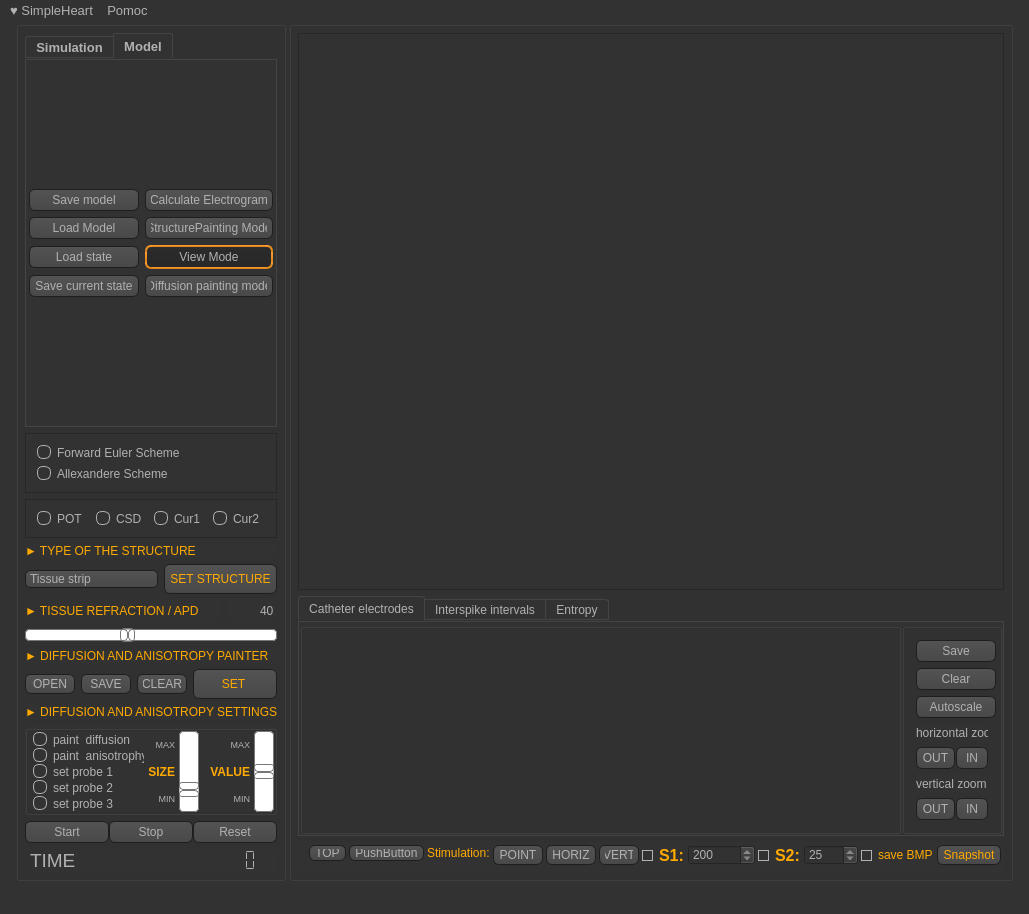
pmpod/SimpleHeart, file simpleheart.ui: the form before one commit.
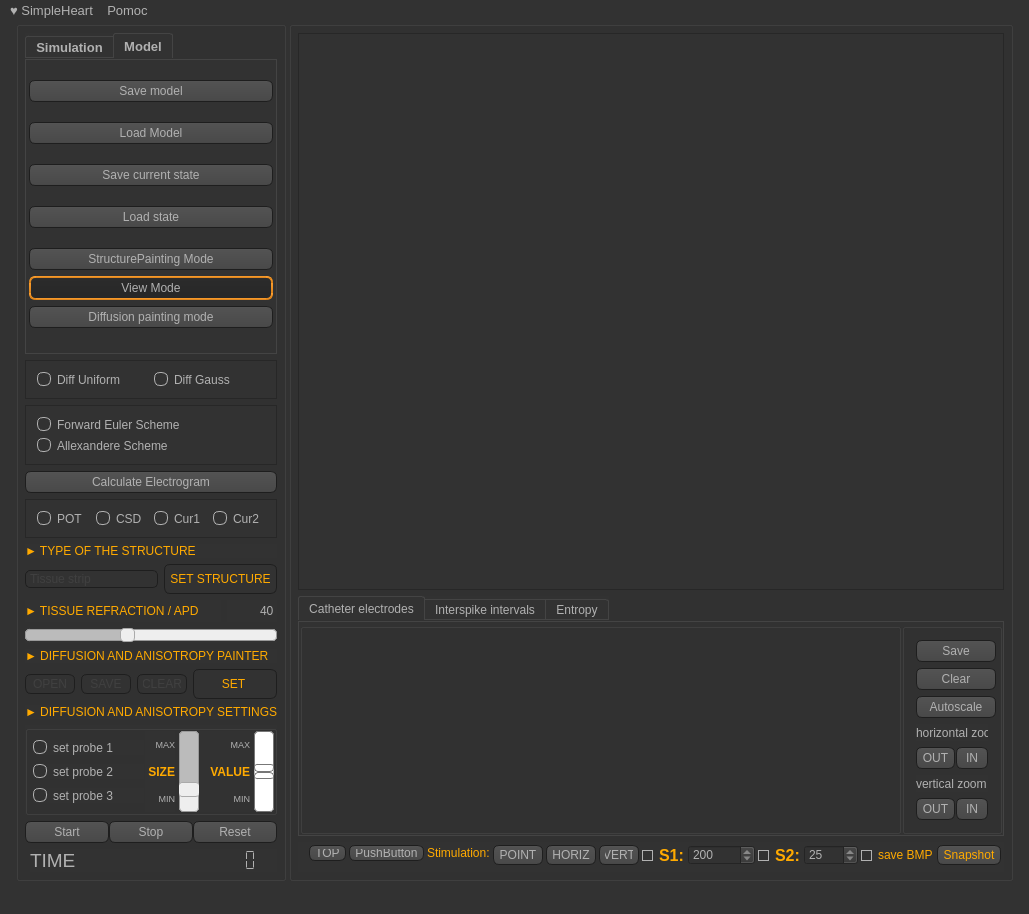
The form after the commit. Icons and pictures are not drawn.

Commit message: Arcball rotation enabled; Scale on display and cursor enabled;

Diff of the .ui file:
```diff
--- a/simpleheart.ui
+++ b/simpleheart.ui
@@ -580,42 +580,35 @@
             <number>3</number>
            </property>
            <item>
-            <layout class="QGridLayout" name="gridLayout">
-             <item row="0" column="0">
               <widget class="QPushButton" name="b_saveStructure">
                <property name="text">
                 <string>Save model</string>
                </property>
               </widget>
              </item>
-             <item row="1" column="0">
+           <item>
               <widget class="QPushButton" name="b_loadStructure">
                <property name="text">
                 <string>Load Model</string>
                </property>
               </widget>
              </item>
-             <item row="2" column="0">
-              <widget class="QPushButton" name="b_loadState">
-               <property name="text">
-                <string>Load state</string>
-               </property>
-              </widget>
-             </item>
-             <item row="4" column="0">
+           <item>
               <widget class="QPushButton" name="b_saveCurrentState">
                <property name="text">
                 <string>Save current state</string>
                </property>
               </widget>
              </item>
-             <item row="0" column="1">
-              <widget class="QPushButton" name="b_calculateFullElectrogram">
+           <item>
+            <widget class="QPushButton" name="b_loadState">
                <property name="text">
-                <string>Calculate Electrogram</string>
+              <string>Load state</string>
                </property>
               </widget>
              </item>
+           <item>
+            <layout class="QGridLayout" name="gridLayout">
              <item row="1" column="1">
               <widget class="QPushButton" name="b_stateStructureModifier">
                <property name="sizePolicy">
@@ -685,6 +678,35 @@
          </widget>
         </widget>
        </item>
+       <item>
+        <widget class="QFrame" name="frame_3">
+         <property name="frameShape">
+          <enum>QFrame::StyledPanel</enum>
+         </property>
+         <property name="frameShadow">
+          <enum>QFrame::Raised</enum>
+         </property>
+         <layout class="QHBoxLayout" name="horizontalLayout_10">
+          <item>
+           <widget class="QRadioButton" name="rb_setOutlineUniform">
+            <property name="text">
+             <string>Diff Uniform</string>
+            </property>
+           </widget>
+          </item>
+          <item>
+           <widget class="QRadioButton" name="rb_setOutlineGauss">
+            <property name="text">
+             <string>Diff Gauss</string>
+            </property>
+            <property name="checked">
+             <bool>true</bool>
+            </property>
+           </widget>
+          </item>
+         </layout>
+        </widget>
+       </item>
        <item>
         <widget class="QFrame" name="frame">
          <property name="frameShape">
@@ -714,6 +736,13 @@
          </layout>
         </widget>
        </item>
+       <item>
+        <widget class="QPushButton" name="b_calculateFullElectrogram">
+         <property name="text">
+          <string>Calculate Electrogram</string>
+         </property>
+        </widget>
+       </item>
        <item>
         <widget class="QFrame" name="frame_2">
          <property name="frameShape">
@@ -785,6 +814,9 @@
         <layout class="QHBoxLayout" name="horizontalLayout_8">
          <item>
           <widget class="QComboBox" name="cb_setStructure">
+           <property name="enabled">
+            <bool>false</bool>
+           </property>
            <property name="insertPolicy">
             <enum>QComboBox::InsertAtBottom</enum>
            </property>
@@ -827,6 +859,9 @@
          </item>
          <item>
           <widget class="QPushButton" name="b_setStructure">
+           <property name="enabled">
+            <bool>false</bool>
+           </property>
            <property name="minimumSize">
             <size>
              <width>0</width>
@@ -909,6 +944,9 @@
        </item>
        <item>
         <widget class="QSlider" name="m_refSlider">
+         <property name="enabled">
+          <bool>false</bool>
+         </property>
          <property name="styleSheet">
           <string notr="true">QSlider::groove:horizontal {
 border: 1px solid #bbb;
@@ -1009,6 +1047,9 @@
         <layout class="QHBoxLayout" name="horizontalLayout_13">
          <item>
           <widget class="QPushButton" name="b_loadDiffusion">
+           <property name="enabled">
+            <bool>false</bool>
+           </property>
            <property name="maximumSize">
             <size>
              <width>50</width>
@@ -1022,6 +1063,9 @@
          </item>
          <item>
           <widget class="QPushButton" name="b_saveDiffusion">
+           <property name="enabled">
+            <bool>false</bool>
+           </property>
            <property name="maximumSize">
             <size>
              <width>50</width>
@@ -1035,6 +1079,9 @@
          </item>
          <item>
           <widget class="QPushButton" name="b_clearDiffusion">
+           <property name="enabled">
+            <bool>false</bool>
+           </property>
            <property name="maximumSize">
             <size>
              <width>50</width>
@@ -1048,6 +1095,9 @@
          </item>
          <item>
           <widget class="QPushButton" name="b_setDiffusion">
+           <property name="enabled">
+            <bool>false</bool>
+           </property>
            <property name="minimumSize">
             <size>
              <width>0</width>
@@ -1128,31 +1178,14 @@
             <property name="spacing">
              <number>0</number>
             </property>
-            <item>
-             <widget class="QRadioButton" name="rb_paintDiffusion">
-              <property name="text">
-               <string>paint  diffusion</string>
-              </property>
-              <property name="checked">
-               <bool>true</bool>
-              </property>
-             </widget>
-            </item>
-            <item>
-             <widget class="QRadioButton" name="rb_paintAnisotrophy">
-              <property name="enabled">
-               <bool>true</bool>
-              </property>
-              <property name="text">
-               <string>paint  anisotrophy</string>
-              </property>
-             </widget>
-            </item>
             <item>
              <widget class="QRadioButton" name="rb_probe1">
               <property name="text">
                <string>set probe 1</string>
               </property>
+              <property name="checked">
+               <bool>true</bool>
+              </property>
              </widget>
             </item>
             <item>
@@ -1278,6 +1311,9 @@
             </property>
             <item>
              <widget class="QSlider" name="dial_diffSizeN">
+              <property name="enabled">
+               <bool>false</bool>
+              </property>
               <property name="minimumSize">
                <size>
                 <width>20</width>
```
Lines whose indentation alone changed are shown as unchanged. The commit also changes 18 other files.
